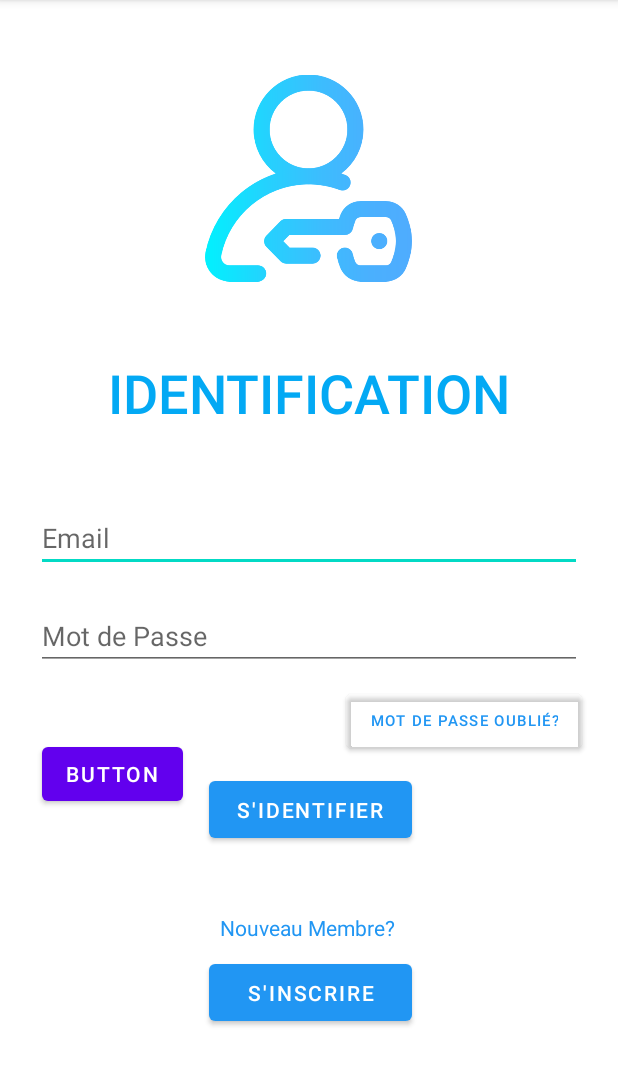
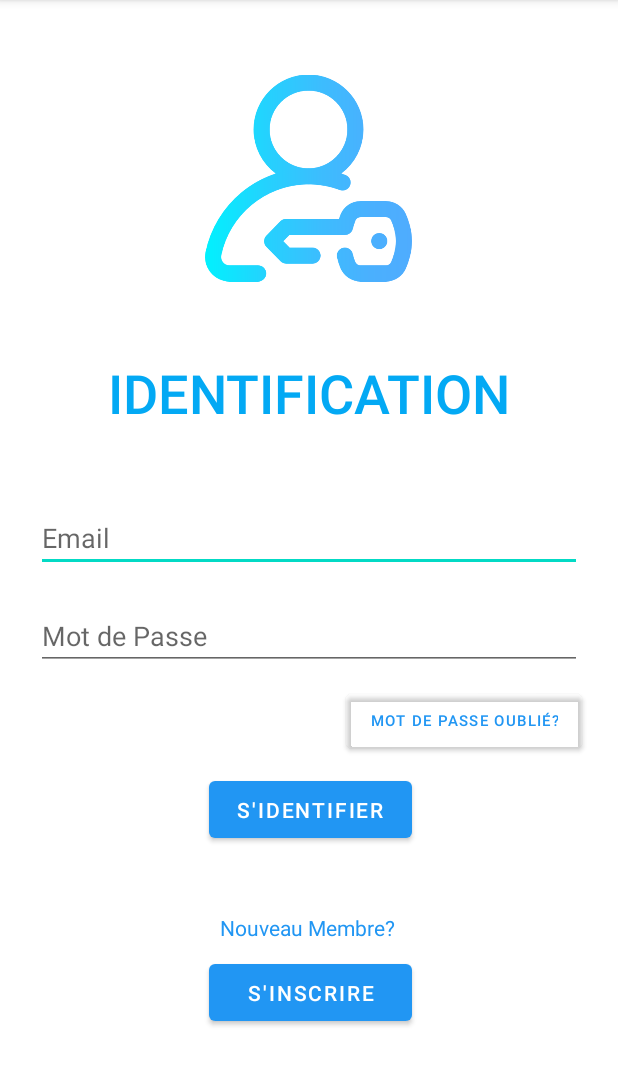
Before and after one commit to mrxrobotn/radiomonastir, an Android app: the screen it shows after launch (MainActivity), on a phone screen of 412 x 824 dp, the part 84-1170 px from its top. Run offline under Robolectric (Android 15) with nearby library versions, the phone set to English and light mode, and no system bars.

Commit message:
modifier mainactivity

```diff
--- a/app/src/main/res/layout/activity_main.xml
+++ b/app/src/main/res/layout/activity_main.xml
@@ -138,20 +138,5 @@
         app:layout_constraintStart_toStartOf="parent"
         app:layout_constraintTop_toBottomOf="@+id/button" />
 
-    <Button
-        android:id="@+id/button5"
-        android:layout_width="wrap_content"
-        android:layout_height="wrap_content"
-        android:layout_marginStart="28dp"
-        android:layout_marginLeft="28dp"
-        android:layout_marginTop="45dp"
-        android:layout_marginEnd="18dp"
-        android:layout_marginRight="18dp"
-        android:layout_marginBottom="147dp"
-        android:text="Button"
-        app:layout_constraintBottom_toBottomOf="parent"
-        app:layout_constraintEnd_toStartOf="@+id/button"
-        app:layout_constraintStart_toStartOf="parent"
-        app:layout_constraintTop_toBottomOf="@+id/editTextTextPassword" />
 </androidx.constraintlayout.widget.ConstraintLayout>
 </ScrollView>
```
